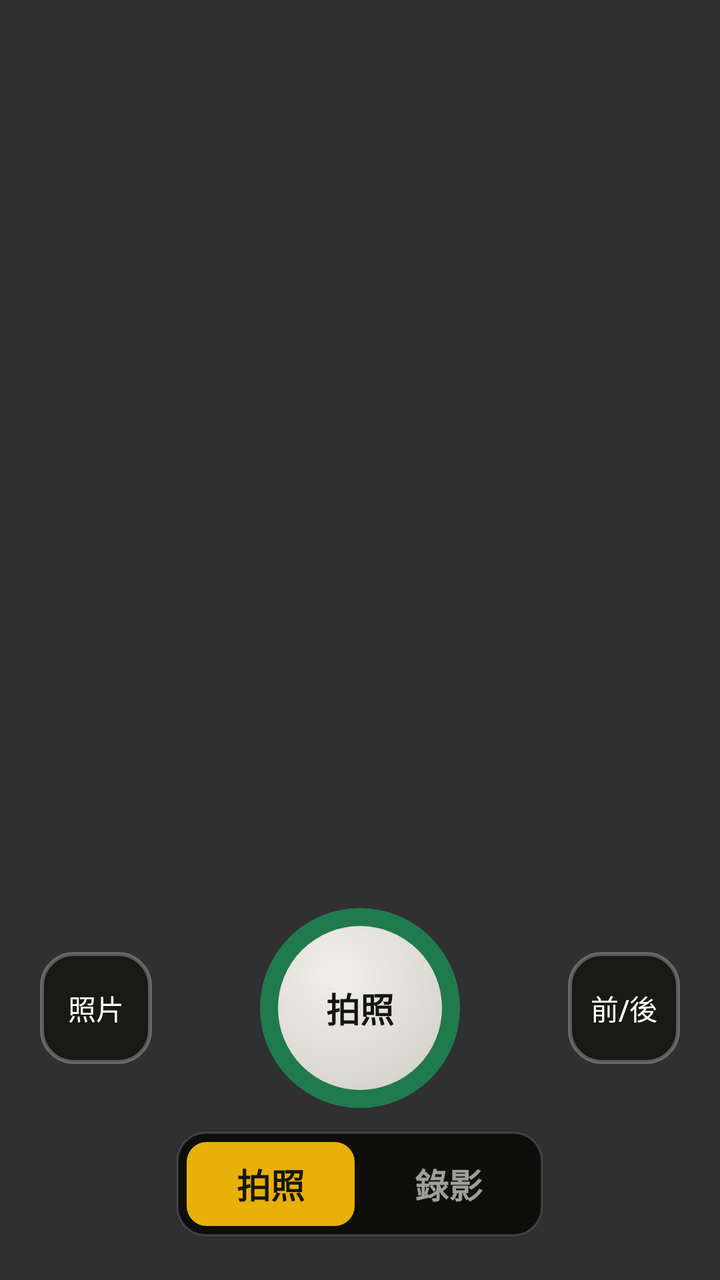
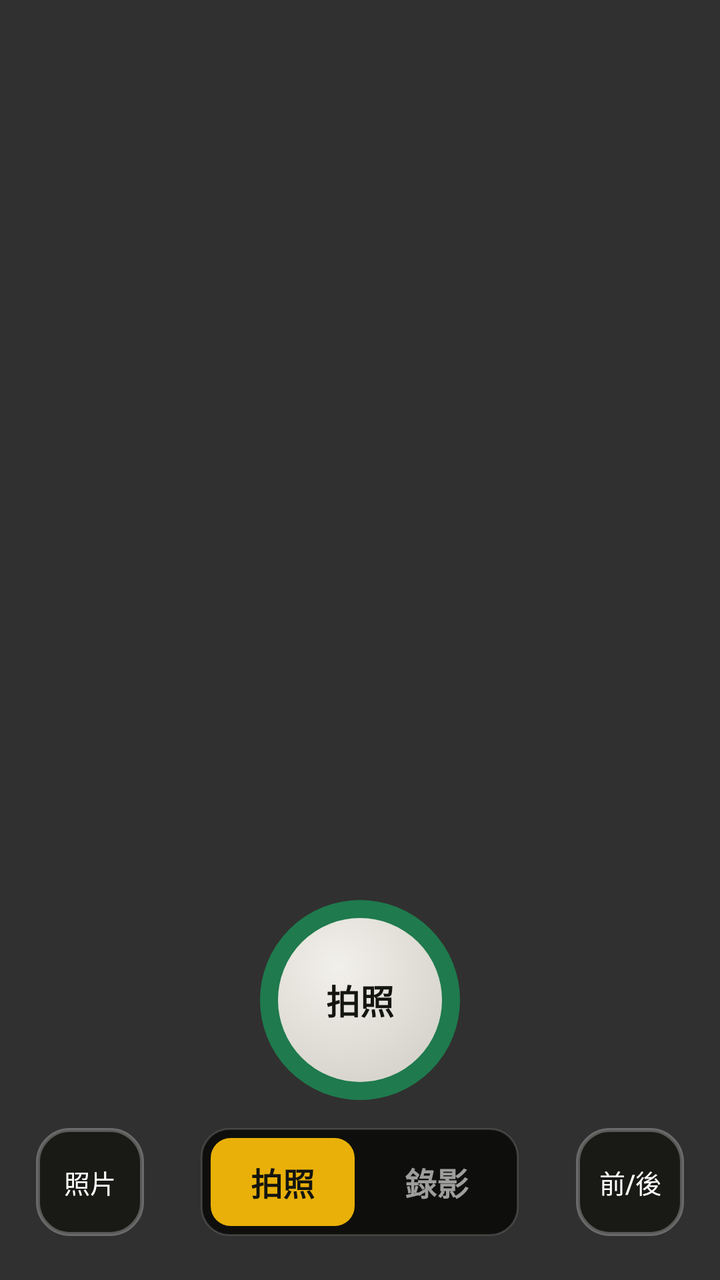

Compare the two renders of this Android layout. The source of the first and the diff that turns it into the second are given below.
<!-- AndroidManifest.xml: application theme AppTheme -->
<!-- res/layout/simple_ui.xml -->
<?xml version="1.0" encoding="utf-8"?>
<FrameLayout xmlns:android="http://schemas.android.com/apk/res/android"
    xmlns:tools="http://schemas.android.com/tools"
    android:id="@+id/sc_root"
    android:layout_width="match_parent"
    android:layout_height="match_parent"
    android:clickable="false"
    android:focusable="false"
    tools:ignore="HardcodedText">

    
    <View
        android:id="@+id/sc_rec_border"
        android:layout_width="match_parent"
        android:layout_height="match_parent"
        android:background="@drawable/sc_vf_frame_rec"
        android:alpha="0"
        android:clickable="false"
        android:visibility="gone" />

    
    <LinearLayout
        android:id="@+id/sc_camera_controls"
        android:layout_width="match_parent"
        android:layout_height="wrap_content"
        android:layout_gravity="bottom"
        android:orientation="vertical"
        android:paddingTop="10dp"
        android:paddingBottom="22dp"
        android:clickable="true">

        
        <FrameLayout
            android:layout_width="match_parent"
            android:layout_height="wrap_content"
            android:paddingLeft="20dp"
            android:paddingRight="20dp">

            <FrameLayout
                android:id="@+id/sc_gallery"
                android:layout_width="56dp"
                android:layout_height="56dp"
                android:layout_gravity="start|center_vertical"
                android:background="@drawable/sc_sq_button"
                android:clickable="true"
                android:focusable="true">

                <ImageView
                    android:id="@+id/sc_gallery_thumb"
                    android:layout_width="match_parent"
                    android:layout_height="match_parent"
                    android:layout_margin="3dp"
                    android:scaleType="centerCrop"
                    android:visibility="gone"
                    android:contentDescription="照片" />

                <TextView
                    android:id="@+id/sc_gallery_label"
                    android:layout_width="match_parent"
                    android:layout_height="match_parent"
                    android:gravity="center"
                    android:text="照片"
                    android:textSize="14sp"
                    android:fontFamily="sans-serif-medium"
                    android:textColor="#FFFFFF" />
            </FrameLayout>

            <TextView
                android:id="@+id/sc_shutter"
                android:layout_width="100dp"
                android:layout_height="100dp"
                android:layout_gravity="center_horizontal"
                android:gravity="center"
                android:text="拍照"
                android:textSize="17sp"
                android:textStyle="bold"
                android:textColor="#14150F"
                android:background="@drawable/sc_shutter_photo"
                android:clickable="true"
                android:focusable="true" />

            <TextView
                android:id="@+id/sc_flip"
                android:layout_width="56dp"
                android:layout_height="56dp"
                android:layout_gravity="end|center_vertical"
                android:gravity="center"
                android:text="前/後"
                android:textSize="14sp"
                android:fontFamily="sans-serif-medium"
                android:textColor="#FFFFFF"
                android:background="@drawable/sc_sq_button" />
        </FrameLayout>

        
        <LinearLayout
            android:layout_width="wrap_content"
            android:layout_height="wrap_content"
            android:layout_gravity="center_horizontal"
            android:layout_marginTop="12dp"
            android:orientation="horizontal"
            android:background="@drawable/sc_mode_pill"
            android:padding="5dp">

            <TextView
                android:id="@+id/sc_tab_photo"
                android:layout_width="wrap_content"
                android:layout_height="42dp"
                android:minWidth="84dp"
                android:gravity="center"
                android:text="拍照"
                android:textSize="17sp"
                android:textStyle="bold"
                android:background="@drawable/sc_tab_selected"
                android:textColor="#14150F" />

            <TextView
                android:id="@+id/sc_tab_video"
                android:layout_width="wrap_content"
                android:layout_height="42dp"
                android:minWidth="84dp"
                android:layout_marginStart="5dp"
                android:gravity="center"
                android:text="錄影"
                android:textSize="17sp"
                android:textStyle="bold"
                android:textColor="#99FFFFFF" />
        </LinearLayout>
    </LinearLayout>

    
    <LinearLayout
        android:id="@+id/sc_recording_controls"
        android:layout_width="match_parent"
        android:layout_height="wrap_content"
        android:layout_gravity="bottom"
        android:orientation="vertical"
        android:gravity="center"
        android:paddingTop="10dp"
        android:paddingBottom="22dp"
        android:visibility="gone">

        <LinearLayout
            android:id="@+id/sc_stop"
            android:layout_width="100dp"
            android:layout_height="100dp"
            android:orientation="vertical"
            android:gravity="center"
            android:background="@drawable/sc_stop_outer"
            android:clickable="true"
            android:focusable="true">

            <View
                android:layout_width="18dp"
                android:layout_height="18dp"
                android:background="@drawable/sc_stop_inner" />

            <TextView
                android:layout_width="wrap_content"
                android:layout_height="wrap_content"
                android:layout_marginTop="5dp"
                android:text="停止"
                android:textSize="17sp"
                android:textStyle="bold"
                android:textColor="#FFFFFF" />
        </LinearLayout>
    </LinearLayout>

    
    <View
        android:id="@+id/sc_flash"
        android:layout_width="match_parent"
        android:layout_height="match_parent"
        android:background="#FFFFFF"
        android:alpha="0"
        android:clickable="false"
        android:visibility="gone" />

    
    <FrameLayout
        android:id="@+id/sc_tuck"
        android:layout_width="100dp"
        android:layout_height="100dp"
        android:background="@drawable/sc_tuck_overlay"
        android:clickable="false"
        android:visibility="gone" />

    
    <LinearLayout
        android:id="@+id/sc_rec_capsule"
        android:layout_width="wrap_content"
        android:layout_height="wrap_content"
        android:layout_gravity="top|center_horizontal"
        android:layout_marginTop="66dp"
        android:orientation="horizontal"
        android:gravity="center_vertical"
        android:background="@drawable/sc_rec_capsule"
        android:paddingLeft="18dp"
        android:paddingRight="18dp"
        android:paddingTop="10dp"
        android:paddingBottom="10dp"
        android:clickable="false"
        android:visibility="gone">

        <View
            android:layout_width="14dp"
            android:layout_height="14dp"
            android:layout_marginEnd="10dp"
            android:background="@drawable/sc_white_dot" />

        <TextView
            android:id="@+id/sc_timer"
            android:layout_width="wrap_content"
            android:layout_height="wrap_content"
            android:text="0:00"
            android:textSize="22sp"
            android:textStyle="bold"
            android:fontFamily="monospace"
            android:textColor="#FFFFFF" />
    </LinearLayout>

</FrameLayout>
<!-- resources referenced by this layout -->
<resources>
  <!-- drawable sc_mode_pill (drawable) -->
  <?xml version="1.0" encoding="utf-8"?>
  <shape xmlns:android="http://schemas.android.com/apk/res/android" android:shape="rectangle">
      <solid android:color="#0E0E0C" />
      <corners android:radius="14dp" />
      <stroke android:width="1dp" android:color="#24FFFFFF" />
  </shape>
  <!-- drawable sc_rec_capsule (drawable) -->
  <?xml version="1.0" encoding="utf-8"?>
  <shape xmlns:android="http://schemas.android.com/apk/res/android" android:shape="rectangle">
      <solid android:color="#B3261E" />
      <corners android:radius="999dp" />
  </shape>
  <!-- drawable sc_shutter_photo (drawable) -->
  <?xml version="1.0" encoding="utf-8"?>
  <shape xmlns:android="http://schemas.android.com/apk/res/android" android:shape="oval">
      <gradient
          android:type="radial"
          android:startColor="#F2F0EA"
          android:endColor="#CFCCC4"
          android:centerX="0.38"
          android:centerY="0.32"
          android:gradientRadius="78dp" />
      <stroke android:width="9dp" android:color="#1F7A4D" />
  </shape>
  <!-- drawable sc_stop_inner (drawable) -->
  <?xml version="1.0" encoding="utf-8"?>
  <shape xmlns:android="http://schemas.android.com/apk/res/android" android:shape="rectangle">
      <solid android:color="#FFFFFF" />
      <corners android:radius="4dp" />
  </shape>
  <!-- drawable sc_stop_outer (drawable) -->
  <?xml version="1.0" encoding="utf-8"?>
  <shape xmlns:android="http://schemas.android.com/apk/res/android" android:shape="oval">
      <solid android:color="#0E0E0C" />
      <stroke android:width="9dp" android:color="#B3261E" />
  </shape>
  <!-- drawable sc_tab_selected (drawable) -->
  <?xml version="1.0" encoding="utf-8"?>
  <shape xmlns:android="http://schemas.android.com/apk/res/android" android:shape="rectangle">
      <solid android:color="#E8B008" />
      <corners android:radius="10dp" />
  </shape>
  <!-- drawable sc_tuck_overlay (drawable) -->
  <?xml version="1.0" encoding="utf-8"?>
  <shape xmlns:android="http://schemas.android.com/apk/res/android" android:shape="rectangle">
      <solid android:color="#2A2A26" />
      <stroke android:width="3dp" android:color="#D9E8B008" />
      <corners android:radius="8dp" />
  </shape>
  <!-- drawable sc_vf_frame_rec (drawable) -->
  <?xml version="1.0" encoding="utf-8"?>
  <shape xmlns:android="http://schemas.android.com/apk/res/android" android:shape="rectangle">
      <solid android:color="@android:color/transparent" />
      <stroke android:width="7dp" android:color="#B3261E" />
      <corners android:radius="10dp" />
  </shape>
  <!-- drawable sc_white_dot (drawable) -->
  <?xml version="1.0" encoding="utf-8"?>
  <shape xmlns:android="http://schemas.android.com/apk/res/android" android:shape="oval">
      <solid android:color="#FFFFFF" />
  </shape>
  <style name="AppTheme" parent="AppBaseTheme">
          
          <item name="android:windowNoTitle">true</item>
          <item name="android:windowActionBar">false</item>
          <item name="android:windowFullscreen">true</item>
          <item name="android:windowContentOverlay">@null</item>
      </style>
  <style name="AppBaseTheme" parent="@style/Theme.AppCompat.NoActionBar">
          
          <item name="android:imageButtonStyle">@style/image_button</item>
          <item name="android:navigationBarColor">@android:color/black</item>
      </style>
  <style name="image_button" parent="@android:style/Widget.Material.ImageButton">
          <item name="android:backgroundTint">#d05a595b</item> 
      </style>
  <!-- unchanged entries left out for length: 1 -->
</resources>

<!-- the commit's change to res/layout/simple_ui.xml (unified diff, before → after) -->
@@ -32,38 +32,7 @@
         
         <FrameLayout
             android:layout_width="match_parent"
-            android:layout_height="wrap_content"
-            android:paddingLeft="20dp"
-            android:paddingRight="20dp">
-
-            <FrameLayout
-                android:id="@+id/sc_gallery"
-                android:layout_width="56dp"
-                android:layout_height="56dp"
-                android:layout_gravity="start|center_vertical"
-                android:background="@drawable/sc_sq_button"
-                android:clickable="true"
-                android:focusable="true">
-
-                <ImageView
-                    android:id="@+id/sc_gallery_thumb"
-                    android:layout_width="match_parent"
-                    android:layout_height="match_parent"
-                    android:layout_margin="3dp"
-                    android:scaleType="centerCrop"
-                    android:visibility="gone"
-                    android:contentDescription="照片" />
-
-                <TextView
-                    android:id="@+id/sc_gallery_label"
-                    android:layout_width="match_parent"
-                    android:layout_height="match_parent"
-                    android:gravity="center"
-                    android:text="照片"
-                    android:textSize="14sp"
-                    android:fontFamily="sans-serif-medium"
-                    android:textColor="#FFFFFF" />
-            </FrameLayout>
+            android:layout_height="wrap_content">
 
             <TextView
                 android:id="@+id/sc_shutter"
@@ -78,54 +47,90 @@
                 android:background="@drawable/sc_shutter_photo"
                 android:clickable="true"
                 android:focusable="true" />
+        </FrameLayout>
+
+        
+        <FrameLayout
+            android:layout_width="match_parent"
+            android:layout_height="wrap_content"
+            android:layout_marginTop="14dp"
+            android:paddingLeft="18dp"
+            android:paddingRight="18dp">
+
+            <FrameLayout
+                android:id="@+id/sc_gallery"
+                android:layout_width="54dp"
+                android:layout_height="54dp"
+                android:layout_gravity="start|center_vertical"
+                android:background="@drawable/sc_sq_button"
+                android:clickable="true"
+                android:focusable="true">
+
+                <ImageView
+                    android:id="@+id/sc_gallery_thumb"
+                    android:layout_width="match_parent"
+                    android:layout_height="match_parent"
+                    android:layout_margin="3dp"
+                    android:scaleType="centerCrop"
+                    android:visibility="gone"
+                    android:contentDescription="照片" />
+
+                <TextView
+                    android:id="@+id/sc_gallery_label"
+                    android:layout_width="match_parent"
+                    android:layout_height="match_parent"
+                    android:gravity="center"
+                    android:text="照片"
+                    android:textSize="13sp"
+                    android:fontFamily="sans-serif-medium"
+                    android:textColor="#FFFFFF" />
+            </FrameLayout>
+
+            <LinearLayout
+                android:layout_width="wrap_content"
+                android:layout_height="wrap_content"
+                android:layout_gravity="center"
+                android:orientation="horizontal"
+                android:background="@drawable/sc_mode_pill"
+                android:padding="5dp">
+
+                <TextView
+                    android:id="@+id/sc_tab_photo"
+                    android:layout_width="wrap_content"
+                    android:layout_height="44dp"
+                    android:minWidth="72dp"
+                    android:gravity="center"
+                    android:text="拍照"
+                    android:textSize="16sp"
+                    android:textStyle="bold"
+                    android:background="@drawable/sc_tab_selected"
+                    android:textColor="#14150F" />
+
+                <TextView
+                    android:id="@+id/sc_tab_video"
+                    android:layout_width="wrap_content"
+                    android:layout_height="44dp"
+                    android:minWidth="72dp"
+                    android:layout_marginStart="5dp"
+                    android:gravity="center"
+                    android:text="錄影"
+                    android:textSize="16sp"
+                    android:textStyle="bold"
+                    android:textColor="#99FFFFFF" />
+            </LinearLayout>
 
             <TextView
                 android:id="@+id/sc_flip"
-                android:layout_width="56dp"
-                android:layout_height="56dp"
+                android:layout_width="54dp"
+                android:layout_height="54dp"
                 android:layout_gravity="end|center_vertical"
                 android:gravity="center"
                 android:text="前/後"
-                android:textSize="14sp"
+                android:textSize="13sp"
                 android:fontFamily="sans-serif-medium"
                 android:textColor="#FFFFFF"
                 android:background="@drawable/sc_sq_button" />
         </FrameLayout>
-
-        
-        <LinearLayout
-            android:layout_width="wrap_content"
-            android:layout_height="wrap_content"
-            android:layout_gravity="center_horizontal"
-            android:layout_marginTop="12dp"
-            android:orientation="horizontal"
-            android:background="@drawable/sc_mode_pill"
-            android:padding="5dp">
-
-            <TextView
-                android:id="@+id/sc_tab_photo"
-                android:layout_width="wrap_content"
-                android:layout_height="42dp"
-                android:minWidth="84dp"
-                android:gravity="center"
-                android:text="拍照"
-                android:textSize="17sp"
-                android:textStyle="bold"
-                android:background="@drawable/sc_tab_selected"
-                android:textColor="#14150F" />
-
-            <TextView
-                android:id="@+id/sc_tab_video"
-                android:layout_width="wrap_content"
-                android:layout_height="42dp"
-                android:minWidth="84dp"
-                android:layout_marginStart="5dp"
-                android:gravity="center"
-                android:text="錄影"
-                android:textSize="17sp"
-                android:textStyle="bold"
-                android:textColor="#99FFFFFF" />
-        </LinearLayout>
     </LinearLayout>
 
     
@@ -137,7 +142,7 @@
         android:orientation="vertical"
         android:gravity="center"
         android:paddingTop="10dp"
-        android:paddingBottom="22dp"
+        android:paddingBottom="94dp"
         android:visibility="gone">
 
         <LinearLayout
